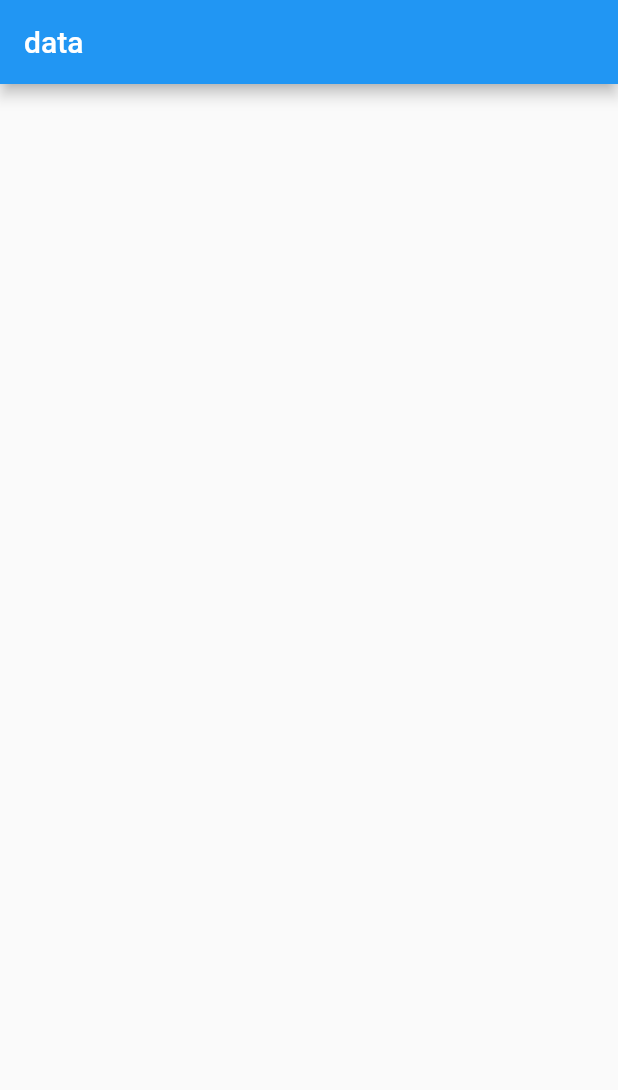
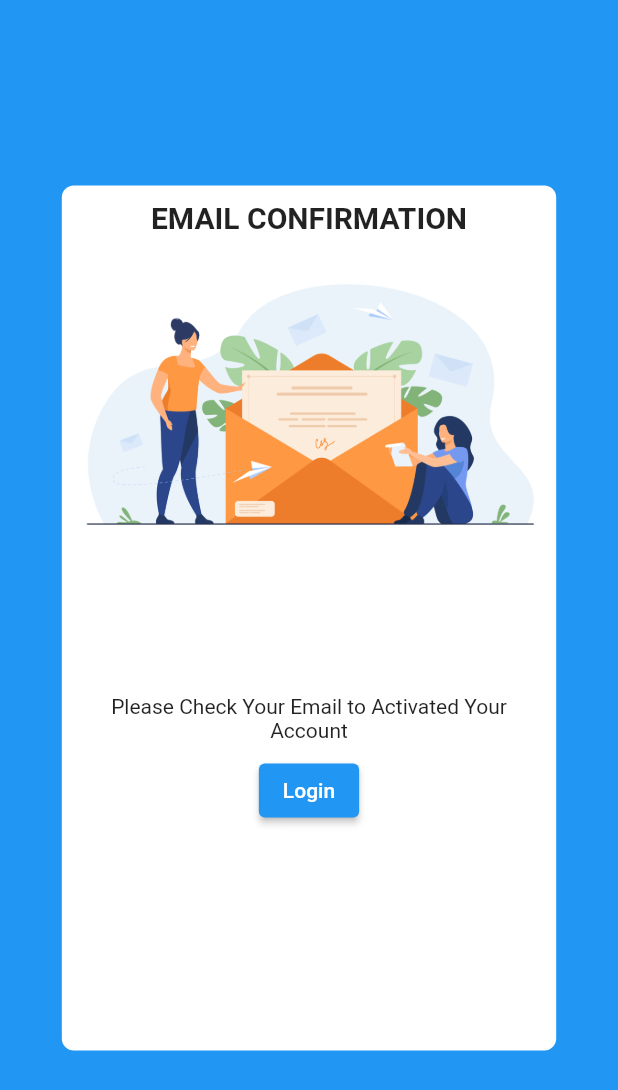
Before and after one commit to fauz2323/belajarGetX, a Flutter app: the VerifPage screen opened directly, on a phone screen of 412 x 824 dp. Shown: the top 1090 px of the screen. Run offline on Flutter 3.47's test engine with Material 2 defaults, Android fonts, the phone set to English and light mode, and no system bars; our stand-ins replace flutter_secure_storage, get, get_storage, package_info, qr_flutter, syncfusion_flutter_charts and 1 more; missing offline and left inert: flutter_barcode_scanner; accounts and stored records are empty; network calls fail.

Commit message:
fixed bug in app

```diff
--- a/lib/controller/auth/loginController.dart
+++ b/lib/controller/auth/loginController.dart
@@ -54,6 +54,7 @@ class LoginController extends GetxController {
       load.value = false;
       Get.off(Homes());
     } else if (response.statusCode == 301) {
+      load.value = false;
       Get.off(VerifPage());
     } else if (response.statusCode == 401) {
       load.value = false;
--- a/lib/view/auth/login.dart
+++ b/lib/view/auth/login.dart
@@ -12,7 +12,10 @@ class Login extends StatelessWidget {
       backgroundColor: Colors.blue,
       body: Obx(
         () => (loginController.load.value)
-            ? Center(child: CircularProgressIndicator())
+            ? Center(
+                child: CircularProgressIndicator(
+                color: Colors.white,
+              ))
             : Center(
                 child: SingleChildScrollView(
                   child: Container(
--- a/lib/view/auth/verif.dart
+++ b/lib/view/auth/verif.dart
@@ -1,11 +1,66 @@
+import 'package:flutter/cupertino.dart';
 import 'package:flutter/material.dart';
+import 'package:get/get.dart';
+import 'package:profmoonv2/view/auth/login.dart';
 
 class VerifPage extends StatelessWidget {
+  back() {
+    Get.off(Login());
+  }
+
   @override
   Widget build(BuildContext context) {
-    return Scaffold(
-      appBar: AppBar(
-        title: Text("data"),
+    double width = MediaQuery.of(context).size.width;
+    double height = MediaQuery.of(context).size.height;
+    return WillPopScope(
+      onWillPop: () {
+        return back();
+      },
+      child: Scaffold(
+        backgroundColor: Colors.blue,
+        body: Center(
+          child: Container(
+            height: height * 70 / 100,
+            width: width * 80 / 100,
+            decoration: BoxDecoration(
+              color: Colors.white,
+              borderRadius: BorderRadius.all(Radius.circular(8)),
+            ),
+            child: Column(
+              crossAxisAlignment: CrossAxisAlignment.center,
+              children: [
+                Padding(
+                  padding: EdgeInsets.only(top: 10, bottom: 10),
+                  child: Text(
+                    "EMAIL CONFIRMATION",
+                    style: TextStyle(
+                      fontWeight: FontWeight.bold,
+                      fontSize: 20,
+                    ),
+                  ),
+                ),
+                Image.asset(
+                  'asset/image/mail.png',
+                ),
+                SizedBox(
+                  height: height * 10 / 100,
+                ),
+                Padding(
+                  padding: const EdgeInsets.all(8.0),
+                  child: Text(
+                    "Please Check Your Email to Activated Your Account",
+                    textAlign: TextAlign.center,
+                  ),
+                ),
+                ElevatedButton(
+                    onPressed: () {
+                      Get.off(Login());
+                    },
+                    child: Text('Login')),
+              ],
+            ),
+          ),
+        ),
       ),
     );
   }
--- a/lib/view/purchase/purchase.dart
+++ b/lib/view/purchase/purchase.dart
@@ -1,3 +1,4 @@
+import 'package:flutter/cupertino.dart';
 import 'package:flutter/material.dart';
 import 'package:get/get.dart';
 import 'package:profmoonv2/controller/purchase/purchaseController.dart';
@@ -15,7 +16,7 @@ class Purchase extends StatelessWidget {
       backgroundColor: Colors.blue,
       appBar: AppBar(
         title: Text("Purchase Apps"),
-        // centerTitle: true,
+        centerTitle: true,
         elevation: 0,
       ),
       body: Center(
@@ -29,6 +30,10 @@ class Purchase extends StatelessWidget {
             mainAxisAlignment: MainAxisAlignment.center,
             crossAxisAlignment: CrossAxisAlignment.center,
             children: [
+              Text(
+                "Insert Your Purchase Code",
+                style: TextStyle(fontWeight: FontWeight.bold),
+              ),
               Padding(
                 padding: const EdgeInsets.all(8.0),
                 child: TextFormField(
--- a/pubspec.yaml
+++ b/pubspec.yaml
@@ -54,6 +54,7 @@ flutter:
     - asset/
     - asset/image/
     - asset/image/logo.jpg
+    - asset/image/mail.png
 
   # The following line ensures that the Material Icons font is
   # included with your application, so that you can use the icons in
```
Also changed, not shown: lib/controller/betting/manualBettingController.dart (added, +54 -0 lines), lib/controller/home/homeAppController.dart (+11 -2 lines), lib/controller/purchase/purchaseController.dart (+9 -0 lines), lib/controller/transfer/tronTransferController.dart (+9 -19 lines), lib/view/betting/manualBetting.dart (added, +158 -0 lines), lib/view/notifScreen/success.dart (+30 -1 lines), lib/view/transfer/transfer.dart (+2 -6 lines), lib/view/transfer/tronTransfer.dart (+4 -5 lines), lib/view/update/updateversion.dart (+51 -1 lines), lib/view/widget/menuPage.dart (+9 -1 lines), asset/image/mail.png (added).
